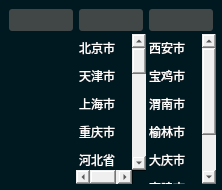
Qt form VideoPlayer/login/Nationlity.ui (huizhang556/pc-video-player) before a commit.
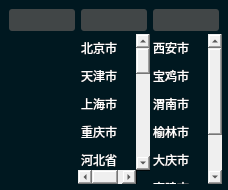
The same form after that commit.

Patch:
```diff
--- a/VideoPlayer/login/Nationlity.ui
+++ b/VideoPlayer/login/Nationlity.ui
@@ -6,7 +6,7 @@
    <rect>
     <x>0</x>
     <y>0</y>
-    <width>222</width>
+    <width>228</width>
     <height>190</height>
    </rect>
   </property>
```
